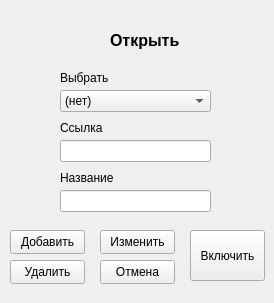
Qt form my_helper/notebook/designer_ui/web.ui (SmolPO/vertical) before a commit.
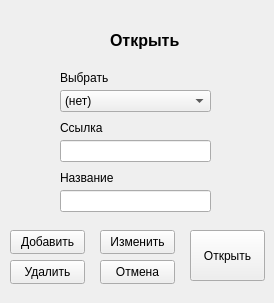
The same form after that commit.

Diff of the .ui file:
```diff
--- a/my_helper/notebook/designer_ui/web.ui
+++ b/my_helper/notebook/designer_ui/web.ui
@@ -93,7 +93,7 @@
     </rect>
    </property>
    <property name="text">
-    <string>Включить</string>
+    <string>Открыть</string>
    </property>
   </widget>
   <widget class="QPushButton" name="b_ok">
```
